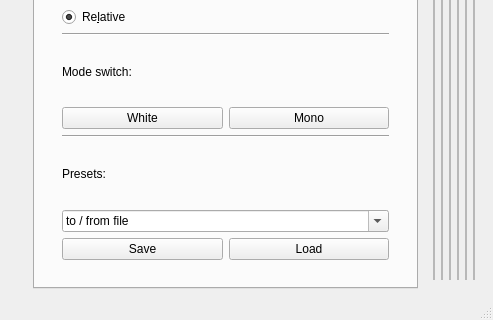
First picture: the form in share/imblSlits/imblSlits.ui, repository AustralianSynchrotron/imblSlits, before the edit; both pictures show x 0 to 493 and y 575 to 895 of the 493 by 895 pixel window.
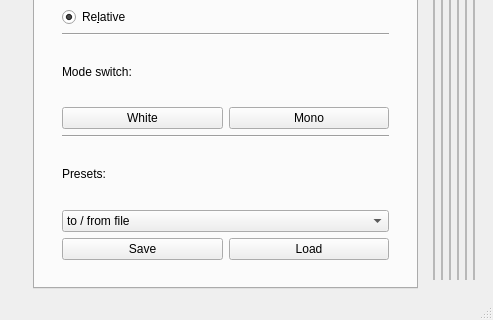
Second picture: the form after the edit. The open tabs and pages were chosen to show the change. Icons and pictures are not drawn. Custom widgets are drawn as their Qt base class.

Commit message: modified:   bin/imblSlits 	modified:   share/imblSlits/driver.py 	modified:   share/imblSlits/imblSlits.ui 	modified:   share/imblSlits/slits.py

```diff
--- a/share/imblSlits/imblSlits.ui
+++ b/share/imblSlits/imblSlits.ui
@@ -554,9 +554,6 @@
               </item>
               <item>
                <widget class="QComboBox" name="preset">
-                <property name="editable">
-                 <bool>true</bool>
-                </property>
                 <item>
                  <property name="text">
                   <string>to / from file</string>
```
Left out of the diff: 8 changed lines with no effect on the pictures. The commit also changes 3 other files.
